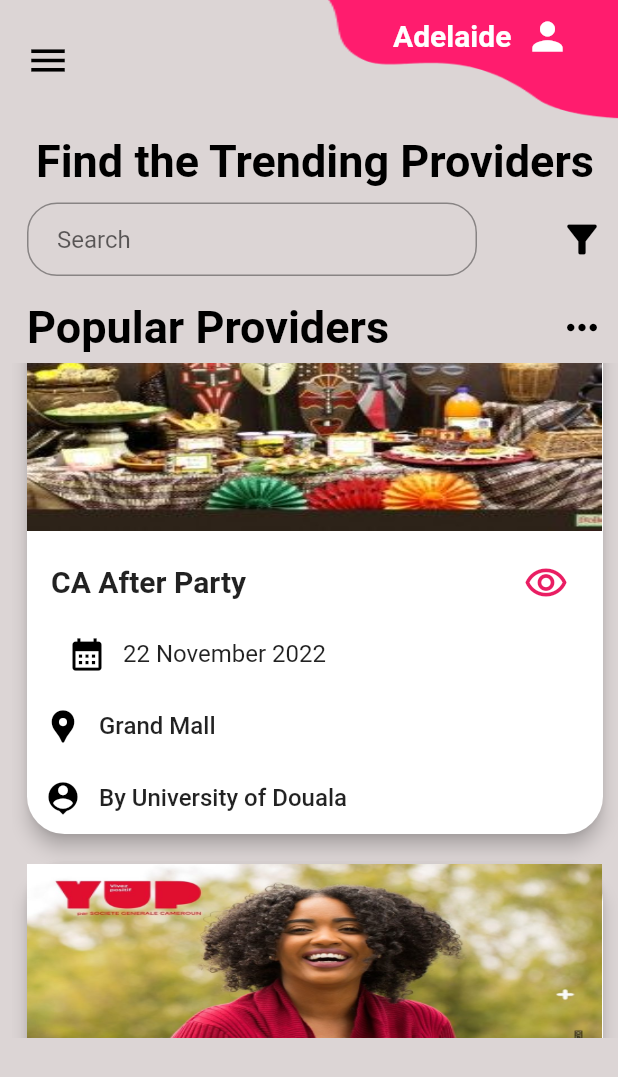
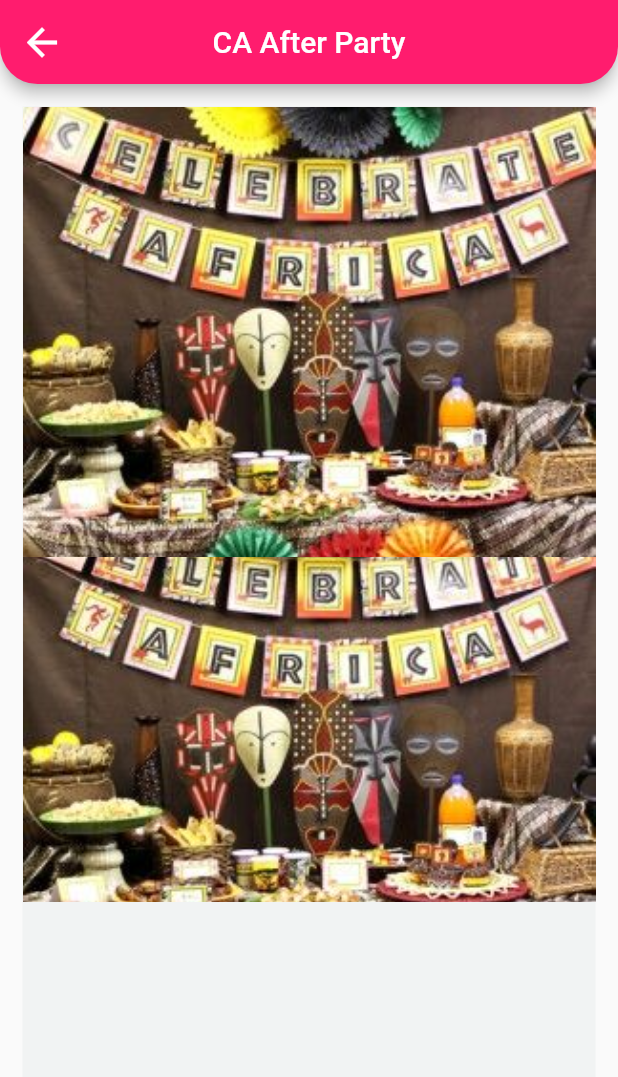
Before and after one commit to LonglaOneilla/Kuandaa, a Flutter app: the eventScreen screen opened directly, scrolled down 576 dp, after a tap on the "remove red eye" icon, on a phone screen of 412 x 824 dp. Shown: the top 1077 px of the screen. Run offline on Flutter 3.47's test engine with Material 2 defaults, Android fonts, the phone set to English and light mode, and no system bars; our stand-ins replace fluttertoast, introduction_screen, syncfusion_flutter_datagrid.

Commit message:
event details page created

```diff
--- /dev/null
+++ b/lib/Screens/eventDetailPage.dart
@@ -0,0 +1,71 @@
+import 'package:flutter/material.dart';
+import 'package:kuandaa/helpers/event_preference.dart';
+import 'package:kuandaa/palette.dart';
+
+class EventDetailPage extends StatelessWidget {
+  final EventProfile event;
+  EventDetailPage({super.key, required this.event});
+
+  final events = EventPreferences.myEvents;
+
+  @override
+  Widget build(BuildContext context) {
+    return SafeArea(
+      child: Scaffold(
+        appBar: AppBar(
+          title: Text('${event.name}'),
+          leading: IconButton(
+            icon: const Icon(
+              Icons.arrow_back,
+              color: Colors.white,
+              size: 30,
+            ),
+            onPressed: () {
+              Navigator.pop(context);
+            },
+          ),
+          shape: const RoundedRectangleBorder(
+              borderRadius: BorderRadius.only(
+                  bottomLeft: Radius.circular(25.0),
+                  bottomRight: Radius.circular(25.0))),
+          centerTitle: true,
+        ),
+        body: Padding(
+          padding: const EdgeInsets.all(15),
+          child: Container(
+            color: Palette.grey,
+            child: Column(
+              children: <Widget>[topContent(), bottomContent()],
+            ),
+          ),
+        ),
+      ),
+    );
+  }
+
+  Widget topContent() {
+    return (Container(
+      padding: EdgeInsets.only(left: 10.0),
+      height: 300,
+      decoration: BoxDecoration(
+        image: DecorationImage(
+          image: AssetImage('${event.eventProfilImg}'),
+          fit: BoxFit.cover,
+        ),
+      ),
+    ));
+  }
+
+  Widget bottomContent() {
+    return (Container(
+      padding: EdgeInsets.only(left: 10.0),
+      height: 230,
+      decoration: BoxDecoration(
+        image: DecorationImage(
+          image: AssetImage('${event.eventProfilImg}'),
+          fit: BoxFit.cover,
+        ),
+      ),
+    ));
+  }
+}
--- a/lib/Screens/eventScreen.dart
+++ b/lib/Screens/eventScreen.dart
@@ -1,4 +1,5 @@
 import 'package:flutter/material.dart';
+import 'package:kuandaa/Screens/eventDetailPage.dart';
 import 'package:kuandaa/Screens/home_screen.dart';
 import 'package:kuandaa/helpers/event_preference.dart';
 import 'package:kuandaa/palette.dart';
@@ -309,7 +310,11 @@ class _eventScreenState extends State<eventScreen> {
                           size: 30,
                         ),
                         onPressed: () {
-                          //Navigator.pop(context);
+                          Navigator.push(
+                context,
+                MaterialPageRoute(
+                    builder: (context) => EventDetailPage(event:event )));
+
                         },
                       ),
                     ],
```
